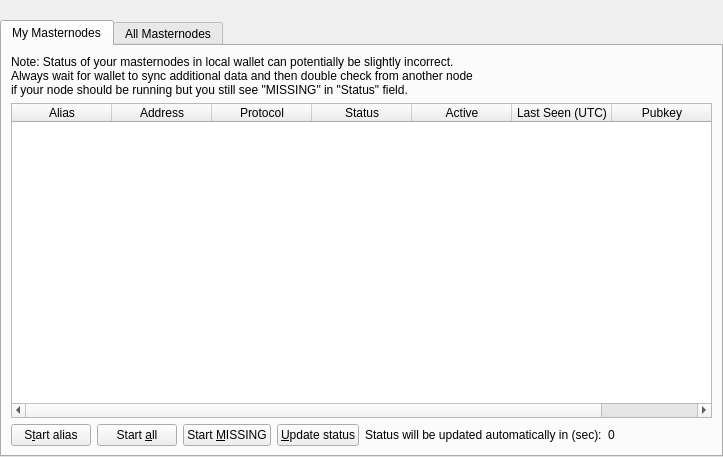
p2pcoinspro/p2p-master, file src/qt/forms/masternodelist.ui: the form before one commit.
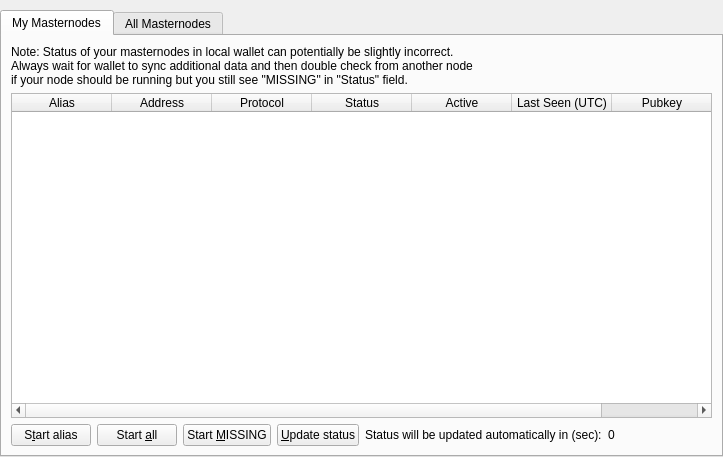
The form after the commit.

Patch:
```diff
--- a/src/qt/forms/masternodelist.ui
+++ b/src/qt/forms/masternodelist.ui
@@ -39,7 +39,7 @@
        <property name="sizeHint" stdset="0">
         <size>
          <width>40</width>
-         <height>20</height>
+         <height>10</height>
         </size>
        </property>
       </spacer>
```
